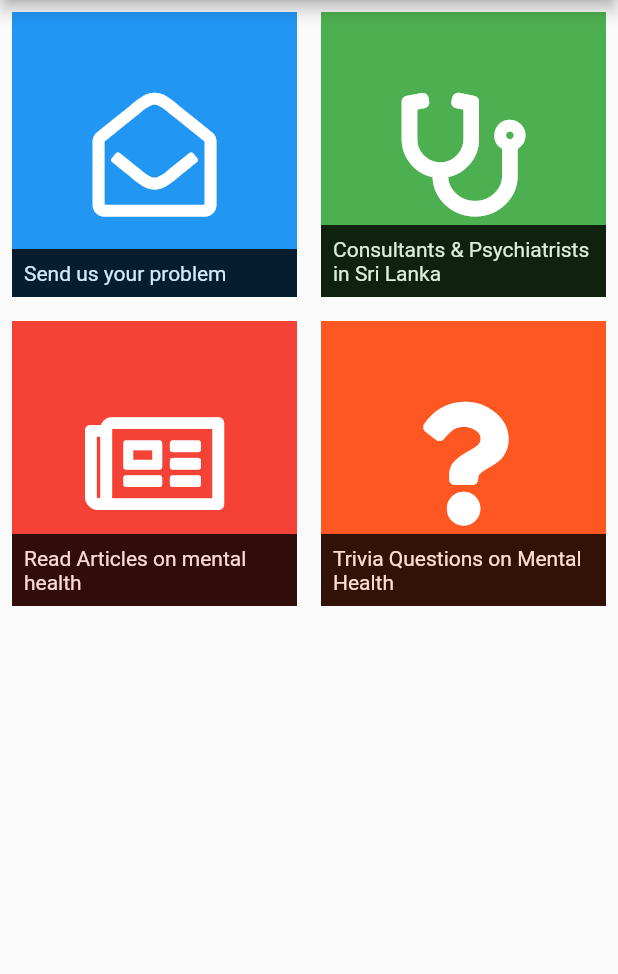
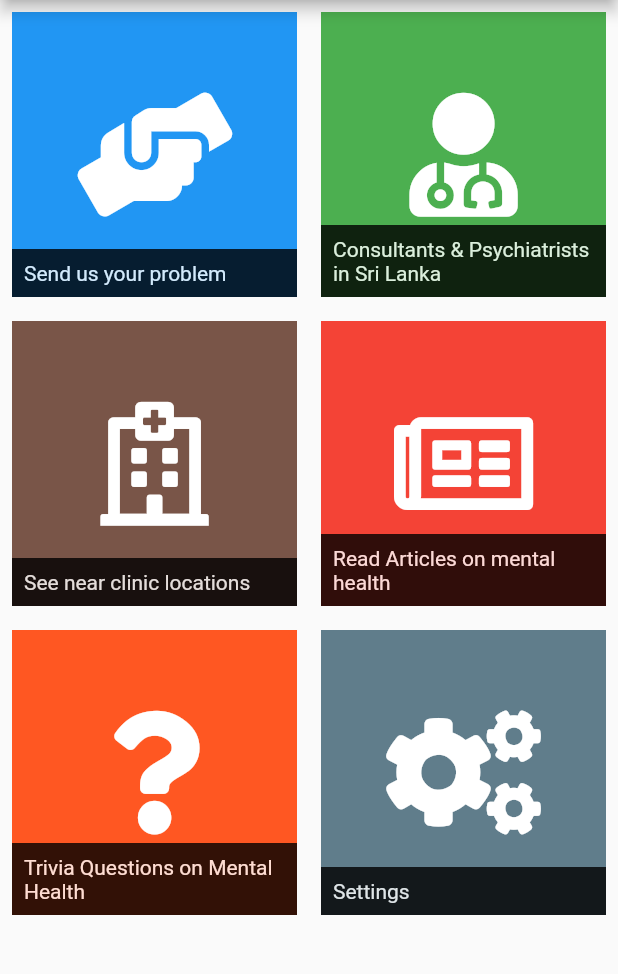
Before and after one commit to kdsuneraavinash/mental-healthcare-app, a Flutter app: the screen it shows after launch, on a phone screen of 412 x 824 dp, the part 84-1058 px from its top. Run offline on Flutter 3.47's test engine with Material 2 defaults, Android fonts, the light colour scheme and no system bars; our stand-ins replace font_awesome_flutter, google_maps_flutter, html_unescape, rxdart.

Commit message:
Added few ore buttons to home page

```diff
--- a/lib/theme.dart
+++ b/lib/theme.dart
@@ -13,13 +13,21 @@
   static const Color triviaAnswerSplashColor = const Color(0xFF2A6BC5);
   static const Color triviaAnswerWrongBackgroundColor = const Color(0xFFDD3E54);
   static const Color triviaAnswerWrongSplashColor = const Color(0xFFCD2E44);
-  static const Color triviaAnswerCorrectBackgroundColor = const Color(0xFF11998E);
+  static const Color triviaAnswerCorrectBackgroundColor =
+      const Color(0xFF11998E);
   static const Color triviaAnswerCorrectSplashColor = const Color(0xFF01897E);
   static const Color triviaTimerBackgroundColor = const Color(0xFFB71C1C);
   static const Color triviaLoadingBackgroundColor = const Color(0xFFFEFEFE);
   static const Color triviaLoadingSpinnerColor = const Color(0xFF4e4376);
 
-  static const Color doctorListColor = Colors.green;
+  static const Color doctorColor = Colors.green;
+  static const Color doctorCallColor = Colors.green;
+  static const Color doctorMessageColor = Colors.orange;
+  static const Color doctorEmailColor = Colors.red;
+  static const Color doctorDisabledColor = Colors.grey;
+  static const Color doctorAvatarMaleColor = const Color(0xFF1565C0);
+  static const Color doctorAvatarFemaleColor = Colors.pink;
+  static const Color doctorAvatarIconColor = Colors.white;
 }
 
 class UITextThemes {
--- a/lib/ui/home/home.dart
+++ b/lib/ui/home/home.dart
@@ -1,6 +1,7 @@
 import 'package:flutter/material.dart';
 import 'package:mental_healthcare_app/theme.dart' as theme;
 import 'package:font_awesome_flutter/font_awesome_flutter.dart';
+import 'package:mental_healthcare_app/ui/clinic_loactions/clinic_location_map.dart';
 import 'package:mental_healthcare_app/ui/doc_list/doc_list_page.dart';
 import 'package:mental_healthcare_app/ui/transition_maker.dart';
 import 'package:mental_healthcare_app/ui/trivia_qa/trivia_qa.dart';
@@ -16,15 +17,25 @@
             IconGridTile(
               footerText: "Send us your problem",
               color: Colors.blue,
-              icon: FontAwesomeIcons.envelopeOpen,
+              icon: FontAwesomeIcons.handsHelping,
             ),
             IconGridTile(
               footerText: "Consultants & Psychiatrists in Sri Lanka",
-              color: theme.UIColors.doctorListColor,
-              icon: FontAwesomeIcons.stethoscope,
+              color: theme.UIColors.doctorColor,
+              icon: FontAwesomeIcons.userMd,
               destinationPageCall: () {
                 TransitionMaker.slideTransition(
                     destinationPageCall: () => DocListPage())
+                  ..start(context);
+              },
+            ),
+            IconGridTile(
+              footerText: "See near clinic locations",
+              color: Colors.brown,
+              icon: FontAwesomeIcons.hospital,
+              destinationPageCall: () {
+                TransitionMaker.slideTransition(
+                    destinationPageCall: () => ClinicLocationMap())
                   ..start(context);
               },
             ),
@@ -42,7 +53,12 @@
                     destinationPageCall: () => TriviaQA())
                   ..start(context);
               },
-            )
+            ),
+            IconGridTile(
+              footerText: "Settings",
+              color: Colors.blueGrey,
+              icon: FontAwesomeIcons.cogs,
+            ),
           ],
         ));
   }
--- a/pubspec.yaml
+++ b/pubspec.yaml
@@ -22,6 +22,7 @@
   html_unescape: ^1.0.1+2
   font_awesome_flutter: ^8.2.0
   url_launcher: ^4.0.3
+  google_maps_flutter: ^0.0.3+3
 
 dev_dependencies:
   flutter_test:
```
Also changed, not shown: lib/ui/clinic_loactions/clinic_location_map.dart (added, +24 -0 lines), lib/ui/doc_list/doc_list_page.dart (+11 -10 lines), 2 other files.
